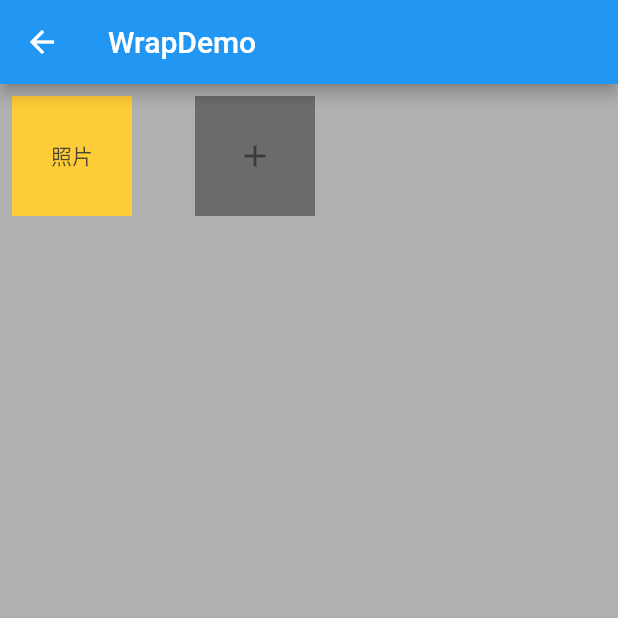
After one commit to xzchsia/flutter_demo, a Flutter app: the WrapDemo screen opened directly, after a tap on the "add" icon, on a phone screen of 412 x 824 dp, the top half of it. The commit adds this screen. Run offline on Flutter 3.47's test engine with Material 2 defaults, Android fonts, the phone set to English and light mode, and no system bars; network calls fail.

Commit message:
新增Wrap流式布局Demo
Signed-off-by: xzchsia <xzchsia@hotmail.com>

```diff
--- a/lib/GridViewDemo.dart
+++ b/lib/GridViewDemo.dart
@@ -1,5 +1,4 @@
 import 'package:flutter/material.dart';
-
 
 class GridViewDemo extends StatelessWidget {
 //   final List<String> items;
@@ -8,9 +7,7 @@ class GridViewDemo extends StatelessWidget {
   // This widget is the root of your application.
   @override
   Widget build(BuildContext context) {
-    return MaterialApp(
-      title: 'GridViewDemo',
-      home: Scaffold(
+    return Scaffold(
       appBar: AppBar(
         title: Text('GridViewDemo'),
       ),
@@ -20,53 +17,84 @@ class GridViewDemo extends StatelessWidget {
         crossAxisSpacing: 2.0,
         crossAxisCount: 3,
         mainAxisSpacing: 2.0,
-          childAspectRatio: 1.78, ///宽高比
+        //宽高比
+        childAspectRatio: 1.78,
+
         children: <Widget>[
-
-            new Image.network('https://img2.mukewang.com/szimg/5b56952600014eb005400300.jpg'),
-            new Image.network('https://img1.mukewang.com/szimg/5af2a67500016b9905400300.jpg'),
-            new Image.network('https://img.mukewang.com/5bd8219400016e5e06000336-240-135.jpg'),
-            new Image.network('https://img3.mukewang.com/5be8f5a40001482306000338-240-135.jpg'),
-            new Image.network('https://img2.mukewang.com/5bd8157a0001a7a506000336-240-135.jpg'),
-            new Image.network('https://img4.mukewang.com/5afe7ffa00018fff06000338-240-135.jpg'),
-
-            new Image.network('https://img2.mukewang.com/szimg/5b56952600014eb005400300.jpg'),
-            new Image.network('https://img1.mukewang.com/szimg/5af2a67500016b9905400300.jpg'),
-            new Image.network('https://img.mukewang.com/5bd8219400016e5e06000336-240-135.jpg'),
-            new Image.network('https://img3.mukewang.com/5be8f5a40001482306000338-240-135.jpg'),
-            new Image.network('https://img2.mukewang.com/5bd8157a0001a7a506000336-240-135.jpg'),
-            new Image.network('https://img4.mukewang.com/5afe7ffa00018fff06000338-240-135.jpg'),
-
-            new Image.network('https://img2.mukewang.com/szimg/5b56952600014eb005400300.jpg'),
-            new Image.network('https://img1.mukewang.com/szimg/5af2a67500016b9905400300.jpg'),
-            new Image.network('https://img.mukewang.com/5bd8219400016e5e06000336-240-135.jpg'),
-            new Image.network('https://img3.mukewang.com/5be8f5a40001482306000338-240-135.jpg'),
-            new Image.network('https://img2.mukewang.com/5bd8157a0001a7a506000336-240-135.jpg'),
-            new Image.network('https://img4.mukewang.com/5afe7ffa00018fff06000338-240-135.jpg'),
-
-            new Image.network('https://img2.mukewang.com/szimg/5b56952600014eb005400300.jpg'),
-            new Image.network('https://img1.mukewang.com/szimg/5af2a67500016b9905400300.jpg'),
-            new Image.network('https://img.mukewang.com/5bd8219400016e5e06000336-240-135.jpg'),
-            new Image.network('https://img3.mukewang.com/5be8f5a40001482306000338-240-135.jpg'),
-            new Image.network('https://img2.mukewang.com/5bd8157a0001a7a506000336-240-135.jpg'),
-            new Image.network('https://img4.mukewang.com/5afe7ffa00018fff06000338-240-135.jpg'),
-
-            new Image.network('https://img2.mukewang.com/szimg/5b56952600014eb005400300.jpg'),
-            new Image.network('https://img1.mukewang.com/szimg/5af2a67500016b9905400300.jpg'),
-            new Image.network('https://img.mukewang.com/5bd8219400016e5e06000336-240-135.jpg'),
-            new Image.network('https://img3.mukewang.com/5be8f5a40001482306000338-240-135.jpg'),
-            new Image.network('https://img2.mukewang.com/5bd8157a0001a7a506000336-240-135.jpg'),
-            new Image.network('https://img4.mukewang.com/5afe7ffa00018fff06000338-240-135.jpg'),
-
-            new Image.network('https://img2.mukewang.com/szimg/5b56952600014eb005400300.jpg'),
-            new Image.network('https://img1.mukewang.com/szimg/5af2a67500016b9905400300.jpg'),
-            new Image.network('https://img.mukewang.com/5bd8219400016e5e06000336-240-135.jpg'),
-            new Image.network('https://img3.mukewang.com/5be8f5a40001482306000338-240-135.jpg'),
-            new Image.network('https://img2.mukewang.com/5bd8157a0001a7a506000336-240-135.jpg'),
-            new Image.network('https://img4.mukewang.com/5afe7ffa00018fff06000338-240-135.jpg'),
+          new Image.network(
+              'https://img2.mukewang.com/szimg/5b56952600014eb005400300.jpg'),
+          new Image.network(
+              'https://img1.mukewang.com/szimg/5af2a67500016b9905400300.jpg'),
+          new Image.network(
+              'https://img.mukewang.com/5bd8219400016e5e06000336-240-135.jpg'),
+          new Image.network(
+              'https://img3.mukewang.com/5be8f5a40001482306000338-240-135.jpg'),
+          new Image.network(
+              'https://img2.mukewang.com/5bd8157a0001a7a506000336-240-135.jpg'),
+          new Image.network(
+              'https://img4.mukewang.com/5afe7ffa00018fff06000338-240-135.jpg'),
+          new Image.network(
+              'https://img2.mukewang.com/szimg/5b56952600014eb005400300.jpg'),
+          new Image.network(
+              'https://img1.mukewang.com/szimg/5af2a67500016b9905400300.jpg'),
+          new Image.network(
+              'https://img.mukewang.com/5bd8219400016e5e06000336-240-135.jpg'),
+          new Image.network(
+              'https://img3.mukewang.com/5be8f5a40001482306000338-240-135.jpg'),
+          new Image.network(
+              'https://img2.mukewang.com/5bd8157a0001a7a506000336-240-135.jpg'),
+          new Image.network(
+              'https://img4.mukewang.com/5afe7ffa00018fff06000338-240-135.jpg'),
+          new Image.network(
+              'https://img2.mukewang.com/szimg/5b56952600014eb005400300.jpg'),
+          new Image.network(
+              'https://img1.mukewang.com/szimg/5af2a67500016b9905400300.jpg'),
+          new Image.network(
+              'https://img.mukewang.com/5bd8219400016e5e06000336-240-135.jpg'),
+          new Image.network(
+              'https://img3.mukewang.com/5be8f5a40001482306000338-240-135.jpg'),
+          new Image.network(
+              'https://img2.mukewang.com/5bd8157a0001a7a506000336-240-135.jpg'),
+          new Image.network(
+              'https://img4.mukewang.com/5afe7ffa00018fff06000338-240-135.jpg'),
+          new Image.network(
+              'https://img2.mukewang.com/szimg/5b56952600014eb005400300.jpg'),
+          new Image.network(
+              'https://img1.mukewang.com/szimg/5af2a67500016b9905400300.jpg'),
+          new Image.network(
+              'https://img.mukewang.com/5bd8219400016e5e06000336-240-135.jpg'),
+          new Image.network(
+              'https://img3.mukewang.com/5be8f5a40001482306000338-240-135.jpg'),
+          new Image.network(
+              'https://img2.mukewang.com/5bd8157a0001a7a506000336-240-135.jpg'),
+          new Image.network(
+              'https://img4.mukewang.com/5afe7ffa00018fff06000338-240-135.jpg'),
+          new Image.network(
+              'https://img2.mukewang.com/szimg/5b56952600014eb005400300.jpg'),
+          new Image.network(
+              'https://img1.mukewang.com/szimg/5af2a67500016b9905400300.jpg'),
+          new Image.network(
+              'https://img.mukewang.com/5bd8219400016e5e06000336-240-135.jpg'),
+          new Image.network(
+              'https://img3.mukewang.com/5be8f5a40001482306000338-240-135.jpg'),
+          new Image.network(
+              'https://img2.mukewang.com/5bd8157a0001a7a506000336-240-135.jpg'),
+          new Image.network(
+              'https://img4.mukewang.com/5afe7ffa00018fff06000338-240-135.jpg'),
+          new Image.network(
+              'https://img2.mukewang.com/szimg/5b56952600014eb005400300.jpg'),
+          new Image.network(
+              'https://img1.mukewang.com/szimg/5af2a67500016b9905400300.jpg'),
+          new Image.network(
+              'https://img.mukewang.com/5bd8219400016e5e06000336-240-135.jpg'),
+          new Image.network(
+              'https://img3.mukewang.com/5be8f5a40001482306000338-240-135.jpg'),
+          new Image.network(
+              'https://img2.mukewang.com/5bd8157a0001a7a506000336-240-135.jpg'),
+          new Image.network(
+              'https://img4.mukewang.com/5afe7ffa00018fff06000338-240-135.jpg'),
         ],
       ),
-
 
 //         body: Center(
 //           child: Container(
@@ -83,7 +111,6 @@ class GridViewDemo extends StatelessWidget {
 //             );
 //           },
 //         ),
-      ),
     );
   }
 }
--- /dev/null
+++ b/lib/WrapDemp.dart
@@ -0,0 +1,81 @@
+import 'package:flutter/material.dart';
+
+class WrapDemo extends StatefulWidget {
+  @override
+  State<StatefulWidget> createState() {
+    return _WrapDemoState();
+  }
+}
+
+class _WrapDemoState extends State<WrapDemo> {
+  List<Widget> listWrap;
+
+  @override
+  void initState() {
+    super.initState();
+    listWrap = List<Widget>()..add(buildAddButton());
+  } //声明一个list数组
+
+  @override
+  Widget build(BuildContext context) {
+    //得到屏幕的高度和宽度，用来设置Container的宽和高
+    final width = MediaQuery.of(context).size.width;
+    final height = MediaQuery.of(context).size.height;
+
+    return Scaffold(
+      appBar: AppBar(
+        title: Text('WrapDemo'),
+      ),
+      body: Center(
+        child: Opacity(
+          opacity: 0.8,
+          child: Container(
+            width: width,
+            height: height,
+            color: Colors.grey,
+            child: Wrap(
+              children: listWrap,
+              spacing: 26.0,
+            ),
+          ),
+        ),
+      ),
+    );
+  }
+
+  Widget buildAddButton() {
+    return GestureDetector(
+      onTap: () {
+        if (listWrap.length < 9) {
+          setState(() {
+            listWrap.insert(listWrap.length - 1, buildPhoto());
+          });
+        }
+      },
+      child: Padding(
+        padding: const EdgeInsets.all(8.0),
+        child: Container(
+          width: 80.0,
+          height: 80.0,
+          color: Colors.black54,
+          child: Icon(Icons.add),
+        ),
+      ),
+    );
+  }
+
+  // 构建一个Widget
+  Widget buildPhoto() {
+    return Padding(
+      padding: const EdgeInsets.all(8.0),
+      child: Container(
+        width: 80.0,
+        height: 80.0,
+        color: Colors.amber,
+        child: Center(
+          child: Text('照片'),
+        ),
+      ),
+    );
+  }
+}
--- a/lib/main.dart
+++ b/lib/main.dart
@@ -6,6 +6,7 @@ import 'FrostedGlass.dart';
 import 'package:flutter_demo/TabBarWithState/TabBarDemo.dart';
 import 'SearchBarDemo.dart';
 import 'GridViewDemo.dart';
+import 'WrapDemp.dart';
 
 
 void main() => runApp(MyApp());
@@ -117,6 +118,18 @@ class MyAppPage extends StatelessWidget {
               },
               child: Text('GridView'),
             ),
+            RaisedButton(
+              // 点击页面跳转
+              onPressed: () {
+                Navigator.push(
+                  context,
+                  MaterialPageRoute(
+                    builder: (context) => WrapDemo(),
+                  ),
+                );
+              },
+              child: Text('Wrap流式布局'),
+            ),
           ],
         ),
       ),
```
Also changed, not shown: 1 other file. Lines whose indentation alone changed are shown as unchanged.
